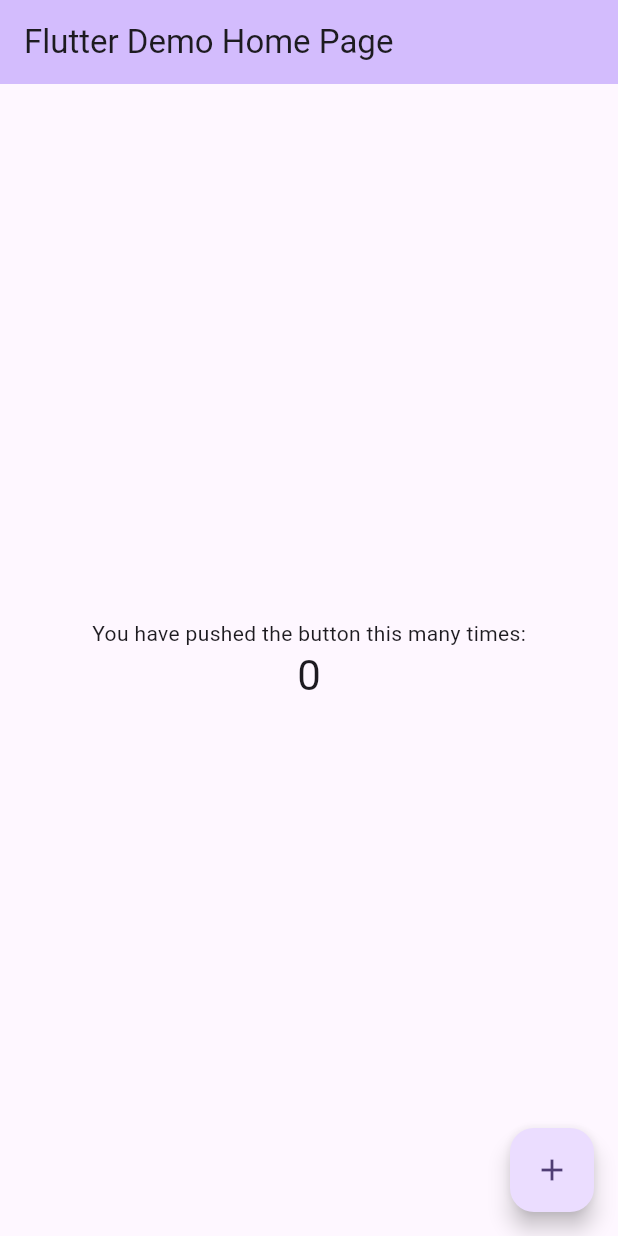
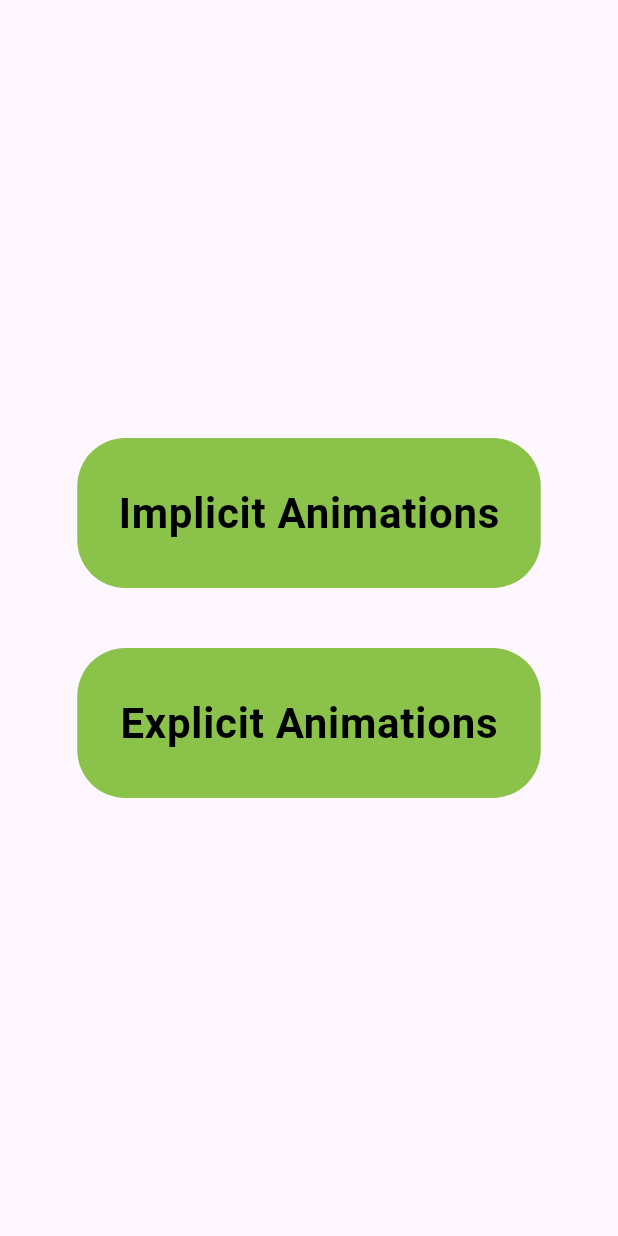
Before and after one commit to AminNavab/Flutter_Animation_guide, a Flutter app: the screen it shows after launch, on a phone screen of 412 x 824 dp. Run offline on Flutter 3.47's test engine with Material 3 defaults, Android fonts, the light colour scheme and no system bars.

Commit message:
add main Screan file

```diff
--- /dev/null
+++ b/lib/Model/models.dart
@@ -0,0 +1,19 @@
+List animationstype = ["Implicit Animations", "Explicit Animations"];
+List implicitAnimationName = [
+  "AnimatedOpacity",
+  "AnimatedContainer",
+  "AnimatedPositioned",
+  "AnimatedRotation",
+  "AnimatedScale",
+  "AnimatedAlign",
+  "AnimatedPadding",
+  "AnimatedSize",
+  "AnimatedCrossFade",
+  "AnimatedDefaultTextStyle",
+  "AnimatedPhysicalModel",
+  "AnimatedSwitcher",
+  "AnimatedFractionallySizedBox",
+  "AnimatedTheme",
+  "SliverAnimatedOpacity",
+  "TweenAnimationBuilder",
+];
--- /dev/null
+++ b/lib/View/mainScrean.dart
@@ -0,0 +1,57 @@
+import 'package:animations/Model/models.dart';
+import 'package:flutter/material.dart';
+
+class Mainscrean extends StatelessWidget {
+  const Mainscrean({super.key});
+
+  @override
+  Widget build(BuildContext context) {
+    var bodyMargin = MediaQuery.of(context).size.width / 8;
+    var texttheme = Theme.of(context).textTheme;
+    return Center(
+      child: Column(
+        mainAxisAlignment: MainAxisAlignment.center,
+        children: [
+          Padding(
+            padding: EdgeInsets.only(
+              left: bodyMargin,
+              right: bodyMargin,
+              top: 20,
+              bottom: 20,
+            ),
+            child: Container(
+              height: 100,
+              width: double.infinity,
+              decoration: BoxDecoration(
+                color: Colors.lightGreen,
+                borderRadius: BorderRadius.circular(32),
+              ),
+              child: Center(
+                child: Text(animationstype[0], style: texttheme.bodyLarge),
+              ),
+            ),
+          ),
+          Padding(
+            padding: EdgeInsets.only(
+              left: bodyMargin,
+              right: bodyMargin,
+              top: 20,
+              bottom: 20,
+            ),
+            child: Container(
+              height: 100,
+              width: double.infinity,
+              decoration: BoxDecoration(
+                color: Colors.lightGreen,
+                borderRadius: BorderRadius.circular(32),
+              ),
+              child: Center(
+                child: Text(animationstype[1], style: texttheme.bodyLarge),
+              ),
+            ),
+          ),
+        ],
+      ),
+    );
+  }
+}
--- a/lib/main.dart
+++ b/lib/main.dart
@@ -1,3 +1,4 @@
+import 'package:animations/View/mainScrean.dart';
 import 'package:flutter/material.dart';
 
 void main() {
@@ -7,116 +8,21 @@ void main() {
 class MyApp extends StatelessWidget {
   const MyApp({super.key});
 
-  // This widget is the root of your application.
   @override
   Widget build(BuildContext context) {
     return MaterialApp(
-      title: 'Flutter Demo',
+      debugShowCheckedModeBanner: false,
       theme: ThemeData(
-        // This is the theme of your application.
-        //
-        // TRY THIS: Try running your application with "flutter run". You'll see
-        // the application has a purple toolbar. Then, without quitting the app,
-        // try changing the seedColor in the colorScheme below to Colors.green
-        // and then invoke "hot reload" (save your changes or press the "hot
-        // reload" button in a Flutter-supported IDE, or press "r" if you used
-        // the command line to start the app).
-        //
-        // Notice that the counter didn't reset back to zero; the application
-        // state is not lost during the reload. To reset the state, use hot
-        // restart instead.
-        //
-        // This works for code too, not just values: Most code changes can be
-        // tested with just a hot reload.
-        colorScheme: .fromSeed(seedColor: Colors.deepPurple),
+        textTheme: TextTheme(
+          titleLarge: TextStyle(),
+          bodyLarge: TextStyle(
+            fontSize: 28,
+            fontWeight: FontWeight.bold,
+            color: Colors.black,
+          ),
+        ),
       ),
-      home: const MyHomePage(title: 'Flutter Demo Home Page'),
+      home: Scaffold(body: Mainscrean()),
     );
   }
 }
-
-class MyHomePage extends StatefulWidget {
-  const MyHomePage({super.key, required this.title});
-
-  // This widget is the home page of your application. It is stateful, meaning
-  // that it has a State object (defined below) that contains fields that affect
-  // how it looks.
-
-  // This class is the configuration for the state. It holds the values (in this
-  // case the title) provided by the parent (in this case the App widget) and
-  // used by the build method of the State. Fields in a Widget subclass are
-  // always marked "final".
-
-  final String title;
-
-  @override
-  State<MyHomePage> createState() => _MyHomePageState();
-}
-
-class _MyHomePageState extends State<MyHomePage> {
-  int _counter = 0;
-
-  void _incrementCounter() {
-    setState(() {
-      // This call to setState tells the Flutter framework that something has
-      // changed in this State, which causes it to rerun the build method below
-      // so that the display can reflect the updated values. If we changed
-      // _counter without calling setState(), then the build method would not be
-      // called again, and so nothing would appear to happen.
-      _counter++;
-    });
-  }
-
-  @override
-  Widget build(BuildContext context) {
-    // This method is rerun every time setState is called, for instance as done
-    // by the _incrementCounter method above.
-    //
-    // The Flutter framework has been optimized to make rerunning build methods
-    // fast, so that you can just rebuild anything that needs updating rather
-    // than having to individually change instances of widgets.
-    return Scaffold(
-      appBar: AppBar(
-        // TRY THIS: Try changing the color here to a specific color (to
-        // Colors.amber, perhaps?) and trigger a hot reload to see the AppBar
-        // change color while the other colors stay the same.
-        backgroundColor: Theme.of(context).colorScheme.inversePrimary,
-        // Here we take the value from the MyHomePage object that was created by
-        // the App.build method, and use it to set our appbar title.
-        title: Text(widget.title),
-      ),
-      body: Center(
-        // Center is a layout widget. It takes a single child and positions it
-        // in the middle of the parent.
-        child: Column(
-          // Column is also a layout widget. It takes a list of children and
-          // arranges them vertically. By default, it sizes itself to fit its
-          // children horizontally, and tries to be as tall as its parent.
-          //
-          // Column has various properties to control how it sizes itself and
-          // how it positions its children. Here we use mainAxisAlignment to
-          // center the children vertically; the main axis here is the vertical
-          // axis because Columns are vertical (the cross axis would be
-          // horizontal).
-          //
-          // TRY THIS: Invoke "debug painting" (choose the "Toggle Debug Paint"
-          // action in the IDE, or press "p" in the console), to see the
-          // wireframe for each widget.
-          mainAxisAlignment: .center,
-          children: [
-            const Text('You have pushed the button this many times:'),
-            Text(
-              '$_counter',
-              style: Theme.of(context).textTheme.headlineMedium,
-            ),
-          ],
-        ),
-      ),
-      floatingActionButton: FloatingActionButton(
-        onPressed: _incrementCounter,
-        tooltip: 'Increment',
-        child: const Icon(Icons.add),
-      ),
-    );
-  }
-}
```
Also changed, not shown: lib/View/animationsScrean.dart (added), lib/View/constants.dart (added), lib/View/singleScrean.dart (added).
